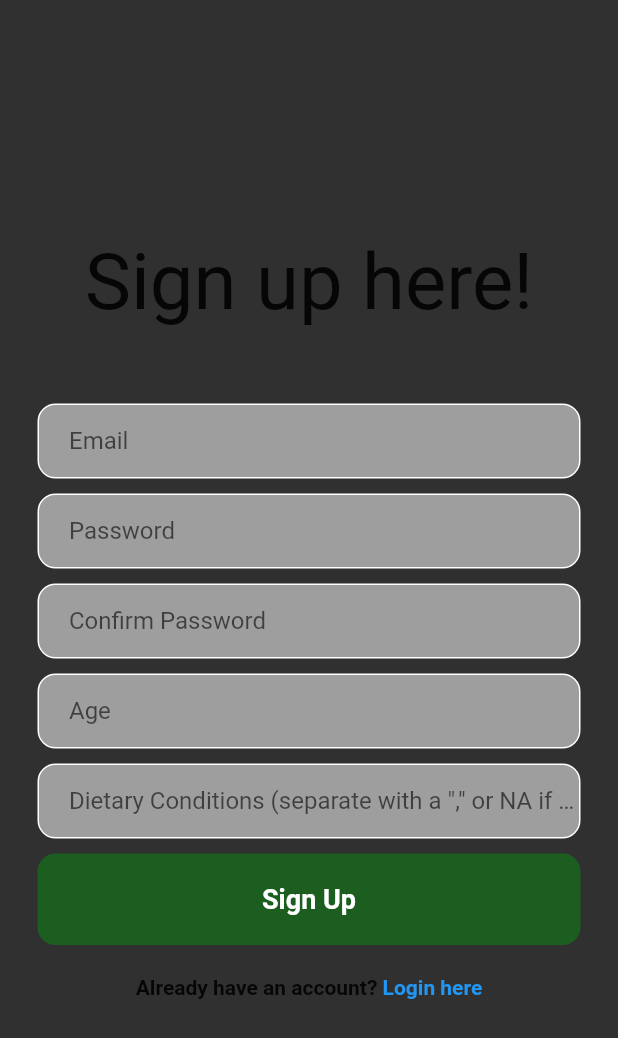
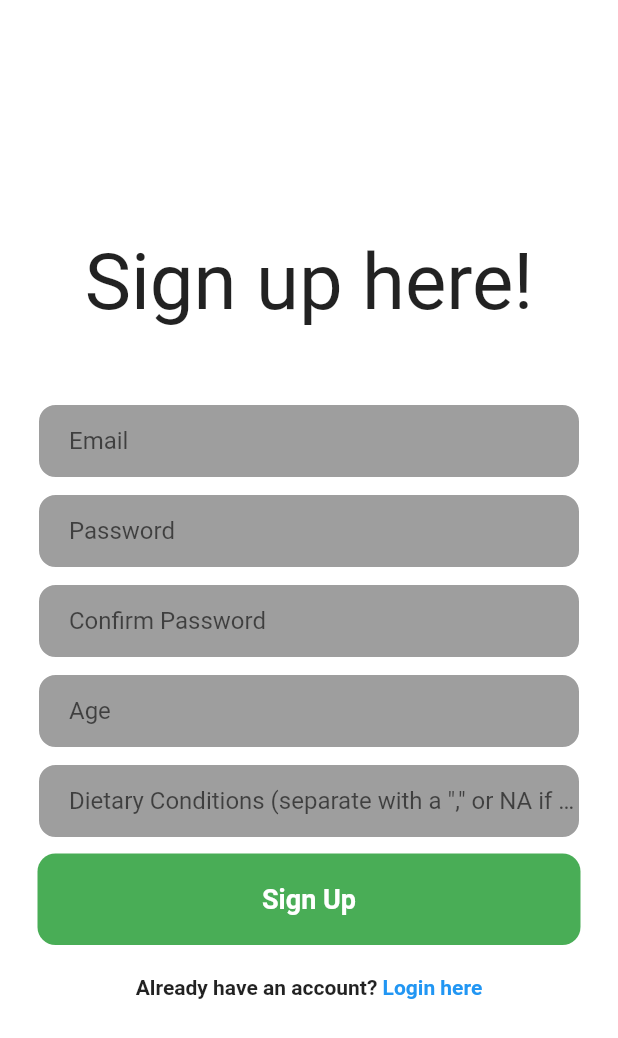
Before and after one commit to Masterman64/SoftwareEngineeringGroupProject, a Flutter app: the RegisterPage screen opened directly with empty values, on a phone screen of 412 x 824 dp. Shown: the top 1038 px of the screen. Run offline on Flutter 3.47's test engine with Material 2 defaults, Android fonts, the phone set to English and light mode, and no system bars; our stand-ins replace cloud_firestore, convex_bottom_bar, firebase_auth, firebase_core, google_fonts, google_nav_bar; accounts and stored records are empty; network calls fail.

Commit message:
Most recent changes

```diff
--- a/pantry_organizer/lib/loginPages/registerPage.dart
+++ b/pantry_organizer/lib/loginPages/registerPage.dart
@@ -14,7 +14,6 @@ class RegisterPage extends StatefulWidget {
 }
 
 class _RegisterPageState extends State<RegisterPage> {
-
   final _emailController = TextEditingController();
   final _passwordController = TextEditingController();
   final _confirmPasswordController = TextEditingController();
@@ -22,7 +21,7 @@ class _RegisterPageState extends State<RegisterPage> {
   final _dietaryController = TextEditingController();
 
   Future signUp() async {
-    if(passwordConfirmation()){
+    if (passwordConfirmation()) {
       // creates user
       await FirebaseAuth.instance.createUserWithEmailAndPassword(
         email: _emailController.text.trim(),
@@ -30,22 +29,21 @@ class _RegisterPageState extends State<RegisterPage> {
       );
 
       // add userinfo
-      addUserInfo(_emailController.text.trim(), int.parse(_ageController.text.trim()), _dietaryController.text.trim());
-    } else {
-
-    }
+      addUserInfo(
+          _emailController.text.trim(),
+          int.parse(_ageController.text.trim()),
+          _dietaryController.text.trim());
+    } else {}
   }
 
   Future addUserInfo(String email, int age, String dietaryConditions) async {
-    await FirebaseFirestore.instance.collection('userinfo').add({
-      'email': email,
-      'age': age,
-      'dietary conditions': dietaryConditions
-    });
+    await FirebaseFirestore.instance.collection('userinfo').add(
+        {'email': email, 'age': age, 'dietary conditions': dietaryConditions});
   }
 
-  bool passwordConfirmation () {
-    if (_passwordController.text.trim() == _confirmPasswordController.text.trim()){
+  bool passwordConfirmation() {
+    if (_passwordController.text.trim() ==
+        _confirmPasswordController.text.trim()) {
       return true;
     } else {
       return false;
@@ -61,13 +59,13 @@ class _RegisterPageState extends State<RegisterPage> {
   @override
   Widget build(BuildContext context) {
     return Scaffold(
-        backgroundColor: Colors.grey[850],
+        backgroundColor: Theme.of(context).colorScheme.background,
         body: SafeArea(
             child: Center(
                 child: SingleChildScrollView(
-          child: Column(
-            mainAxisAlignment: MainAxisAlignment.center,
-            children: [
+                    child: Column(
+                        mainAxisAlignment: MainAxisAlignment.center,
+                        children: [
               // welcome message
               Text(
                 'Sign up here!',
@@ -186,7 +184,8 @@ class _RegisterPageState extends State<RegisterPage> {
                       controller: _dietaryController,
                       decoration: InputDecoration(
                         border: InputBorder.none,
-                        hintText: 'Dietary Conditions (separate with a "," or NA if none)',
+                        hintText:
+                            'Dietary Conditions (separate with a "," or NA if none)',
                       ),
                     ),
                   ),
@@ -202,7 +201,7 @@ class _RegisterPageState extends State<RegisterPage> {
                   child: Container(
                       padding: EdgeInsets.all(20),
                       decoration: BoxDecoration(
-                        color: Colors.green[900],
+                        color: Theme.of(context).colorScheme.primaryContainer,
                         borderRadius: BorderRadius.circular(12),
                       ),
                       child: Center(
--- a/pantry_organizer/lib/pages/pantry.dart
+++ b/pantry_organizer/lib/pages/pantry.dart
@@ -39,7 +39,7 @@ class Pantry extends StatelessWidget {
                   ),
                 ),
               ),
-              ElevatedButton(
+              /*ElevatedButton(
                 onPressed: () {
                   Navigator.push(
                     context,
@@ -48,7 +48,7 @@ class Pantry extends StatelessWidget {
                     ),
                   );
                 },
-                child:
+                child:*/
               // ignore: prefer_const_constructors
               CircleAvatar(
                   backgroundColor: Colors.black,
@@ -60,7 +60,7 @@ class Pantry extends StatelessWidget {
                     // ignore: prefer_const_constructors
                     child: Text("Refridgerator"),
                   )),
-              ),
+              //),
             ],
           ),
         ),
--- a/pantry_organizer/lib/utils/UserPreferences.dart
+++ b/pantry_organizer/lib/utils/UserPreferences.dart
@@ -1,11 +1,11 @@
 import 'package:firebase_auth/firebase_auth.dart';
 
 class UserPreferences {
-  static const myUser = User(
+  /*static User myUser = User(
     imagePath: "",
     name: 'Jacob >:(',
     email: '',
     about: "",
     isDarkMode: true,
-  );
+  );*/
 }
```
Also changed, not shown: pantry_organizer/lib/pages/profile_page.dart (+7 -7 lines). Lines whose indentation alone changed are shown as unchanged.
